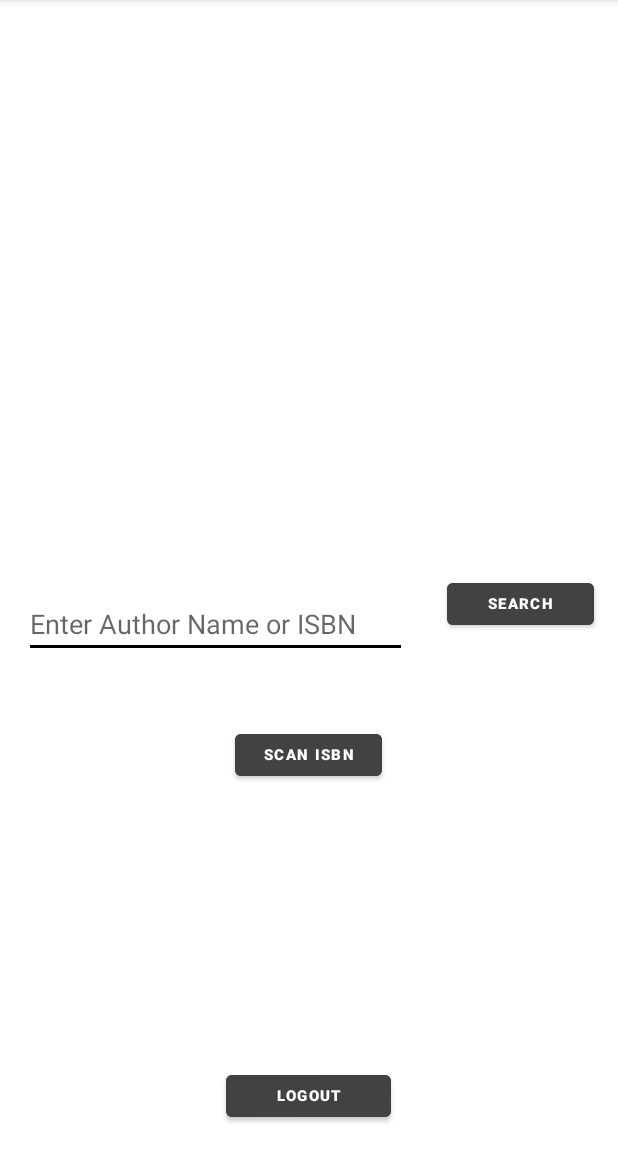
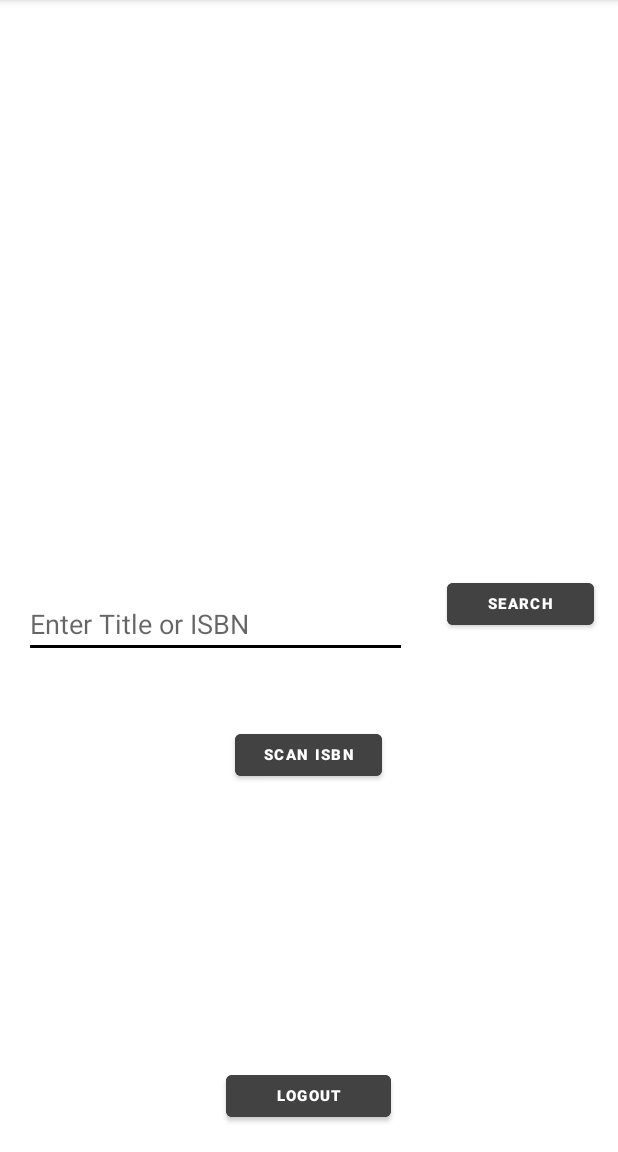
Before and after one commit to knd282/Android4Assignment, an Android app: the search_book screen opened directly, with no data from a screen before it, on a phone screen of 412 x 824 dp, the part 84-1236 px from its top. Run offline under Robolectric (Android 15) with nearby library versions, the phone set to English and light mode, and no system bars; our stand-ins replace Firebase (no records; nobody signed in at launch, a user with empty details on screens opened directly); libraries missing offline, so code that uses them is left out: com.google.zxing.integration.

Commit message:
Add book search by Title

```diff
--- a/app/src/main/res/layout/activity_search_book.xml
+++ b/app/src/main/res/layout/activity_search_book.xml
@@ -47,7 +47,7 @@
         android:layout_marginTop="60dp"
         android:layout_marginBottom="272dp"
         android:ems="10"
-        android:hint="Enter Author Name or ISBN"
+        android:hint="Enter Title or ISBN"
         android:inputType="text"
         android:textSize="18sp"
         app:layout_constraintBottom_toTopOf="@+id/signOut"
```
